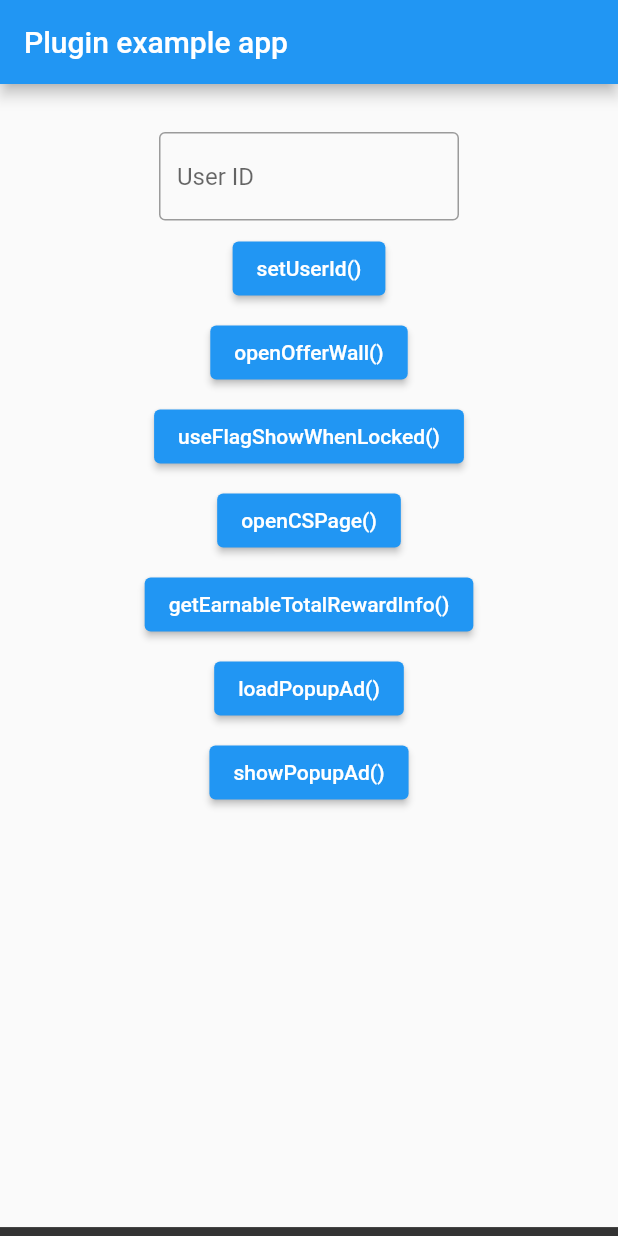
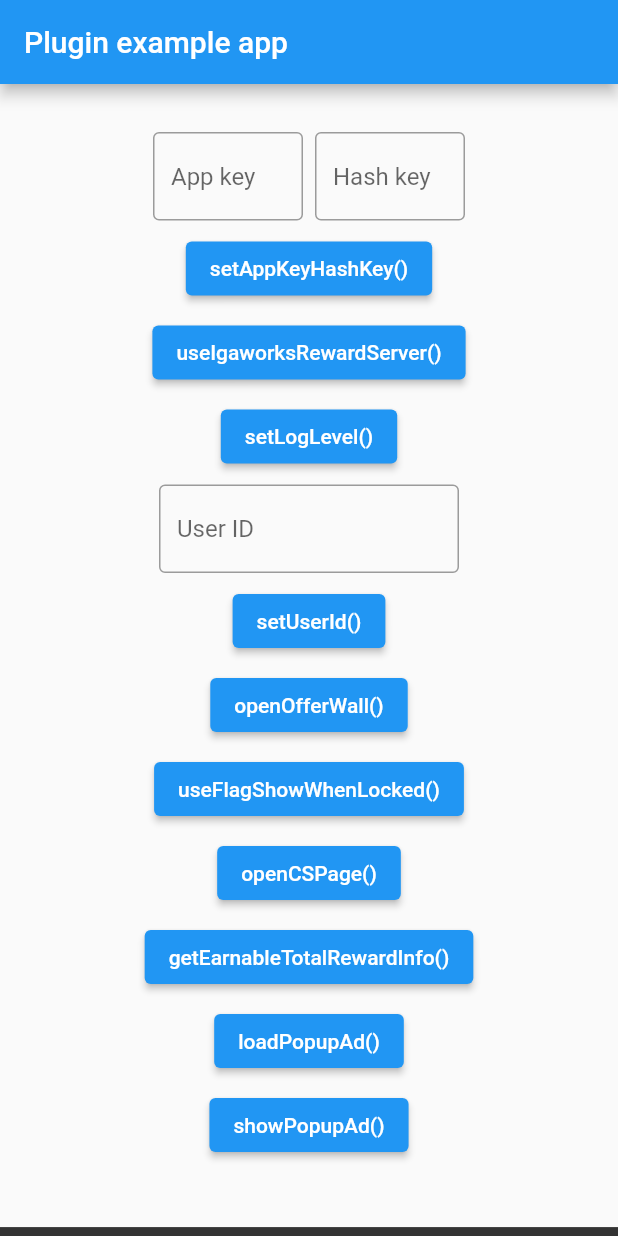
Before and after one commit to Crepay/adpopcorn_flutter_sdk, a Flutter app: the screen it shows after launch, after a tap on "useFlagShowWhenLocked()", on a phone screen of 412 x 824 dp. Run offline on Flutter 3.47's test engine with Material 2 defaults, Android fonts, the phone set to English and light mode, and no system bars; our stand-ins replace plugin_platform_interface.

Commit message:
Add 3 more methods

```diff
--- a/example/lib/main.dart
+++ b/example/lib/main.dart
@@ -1,6 +1,9 @@
 import 'dart:developer';
+import 'dart:io';
+import 'dart:math' as math;
 
 import 'package:adpopcorn_flutter_sdk/adpopcorn_offerwall.dart';
+import 'package:flutter/foundation.dart';
 import 'package:flutter/material.dart';
 
 void main() {
@@ -17,28 +20,42 @@ class MyApp extends StatefulWidget {
 class _MyAppState extends State<MyApp> {
   final GlobalKey<ScaffoldMessengerState> scaffoldMessengerKey =
       GlobalKey<ScaffoldMessengerState>();
+  final random = math.Random();
+  final textControllerAppKey = TextEditingController();
+  final textControllerHashKey = TextEditingController();
   final textControllerUserId = TextEditingController();
   String userId = '';
 
   @override
   void initState() {
     super.initState();
-    initEventListener();
+    if (Platform.isAndroid) {
+      initAndroid();
+    } else if (Platform.isIOS) {
+      initIOS();
+    }
   }
 
   @override
   void dispose() {
+    textControllerAppKey.dispose();
+    textControllerHashKey.dispose();
     textControllerUserId.dispose();
     super.dispose();
   }
 
-  void initEventListener() {
+  void initAndroid() {
     AdPopcornOfferwall.setOnAgreePrivacy(
         () => showSnackBar('onAgreePrivacy()'));
     AdPopcornOfferwall.setOnDisagreePrivacy(
         () => showSnackBar('onDisagreePrivacy()'));
     AdPopcornOfferwall.setOnClosedOfferWallPage(
         () => showSnackBar('onClosedOfferWallPage()'));
+  }
+
+  void initIOS() {
+    // AdPopcornOfferwall.setOnClosedOfferWallPage(
+    //     () => showSnackBar('onClosedOfferWallPage()'));
   }
 
   void showSnackBar(String text) {
@@ -67,6 +84,65 @@ class _MyAppState extends State<MyApp> {
                 mainAxisSize: MainAxisSize.max,
                 children: [
                   const SizedBox(height: 32),
+                  Row(
+                    mainAxisAlignment: MainAxisAlignment.center,
+                    children: [
+                      SizedBox(
+                        width: 100,
+                        child: TextFormField(
+                          controller: textControllerAppKey,
+                          decoration: const InputDecoration(
+                            border: OutlineInputBorder(),
+                            hintText: 'App key',
+                          ),
+                        ),
+                      ),
+                      const SizedBox(width: 8),
+                      SizedBox(
+                        width: 100,
+                        child: TextFormField(
+                          controller: textControllerHashKey,
+                          decoration: const InputDecoration(
+                            border: OutlineInputBorder(),
+                            hintText: 'Hash key',
+                          ),
+                        ),
+                      ),
+                    ],
+                  ),
+                  const SizedBox(height: 8),
+                  ElevatedButton(
+                    onPressed: () async {
+                      final appKey = textControllerAppKey.text;
+                      final hashKey = textControllerHashKey.text;
+                      log('setAppKeyHashKey() appKey=$appKey, hashKey=$hashKey');
+                      await AdPopcornOfferwall.setAppKeyHashKey(appKey, hashKey);
+                      showSnackBar('setAppKeyHashKey()');
+                    },
+                    child: const Text('setAppKeyHashKey()'),
+                  ),
+                  const SizedBox(height: 8),
+                  ElevatedButton(
+                    onPressed: () async {
+                      final flag = random.nextBool();
+                      log('useIgaworksRewardServer() flag=$flag');
+                      await AdPopcornOfferwall.useIgaworksRewardServer(flag);
+                      showSnackBar('useIgaworksRewardServer($flag)');
+                    },
+                    child: const Text('useIgaworksRewardServer()'),
+                  ),
+                  const SizedBox(height: 8),
+                  ElevatedButton(
+                    onPressed: () async {
+                      final index = random.nextInt(AdPopcornLogLevel.values.length);
+                      final level = AdPopcornLogLevel.values[index];
+                      log('setLogLevel() level=$level');
+                      await AdPopcornOfferwall.setLogLevel(level);
+                      showSnackBar('setLogLevel(${describeEnum(level)})');
+                    },
+                    child: const Text('setLogLevel()'),
+                  ),
+                  const SizedBox(height: 8),
                   SizedBox(
                     width: 200,
                     child: TextFormField(
@@ -98,9 +174,10 @@ class _MyAppState extends State<MyApp> {
                   const SizedBox(height: 8),
                   ElevatedButton(
                     onPressed: () async {
-                      log('useFlagShowWhenLocked()');
-                      await AdPopcornOfferwall.useFlagShowWhenLocked(false);
-                      showSnackBar('useFlagShowWhenLocked()');
+                      final flag = random.nextBool();
+                      log('useFlagShowWhenLocked() flag=$flag');
+                      await AdPopcornOfferwall.useFlagShowWhenLocked(flag);
+                      showSnackBar('useFlagShowWhenLocked($flag)');
                     },
                     child: const Text('useFlagShowWhenLocked()'),
                   ),
--- a/lib/adpopcorn_offerwall.dart
+++ b/lib/adpopcorn_offerwall.dart
@@ -1,8 +1,19 @@
 import 'src/adpopcorn_offerwall_platform.dart';
+
+export 'src/adpopcorn_offerwall_platform.dart' show AdPopcornLogLevel;
 
 class AdPopcornOfferwall {
   static Future<void> setAppKeyHashKey(String appKey, String hashKey) async {
-    return AdPopcornOfferwallPlatform.instance.setAppKeyHashKey(appKey, hashKey);
+    return AdPopcornOfferwallPlatform.instance
+        .setAppKeyHashKey(appKey, hashKey);
+  }
+
+  static Future<void> useIgaworksRewardServer(bool flag) async {
+    return AdPopcornOfferwallPlatform.instance.useIgaworksRewardServer(flag);
+  }
+
+  static Future<void> setLogLevel(AdPopcornLogLevel level) async {
+    return AdPopcornOfferwallPlatform.instance.setLogLevel(level);
   }
 
   static Future<void> setUserId(String userId) async {
--- a/lib/src/adpopcorn_offerwall_android.dart
+++ b/lib/src/adpopcorn_offerwall_android.dart
@@ -1,6 +1,3 @@
-import 'dart:developer';
-
-import 'package:flutter/foundation.dart';
 import 'package:flutter/services.dart';
 
 import 'adpopcorn_offerwall_platform.dart';
--- a/lib/src/adpopcorn_offerwall_ios.dart
+++ b/lib/src/adpopcorn_offerwall_ios.dart
@@ -1,12 +1,9 @@
-import 'dart:developer';
-
 import 'package:flutter/foundation.dart';
 import 'package:flutter/services.dart';
 
 import 'adpopcorn_offerwall_platform.dart';
 
 class AdPopcornOfferwallIOS extends AdPopcornOfferwallPlatform {
-
   final noArgListeners = <String, NoArgumentListener?>{};
   OnGetEarnableTotalRewardInfo? onGetEarnableTotalRewardInfo;
 
@@ -31,12 +28,28 @@ class AdPopcornOfferwallIOS extends AdPopcornOfferwallPlatform {
 
   @override
   Future<void> setAppKeyHashKey(String appKey, String hashKey) async {
-
+    return await invokeMethodAndHandleException('setAppKeyHashKey', {
+      'appKey': appKey,
+      'hashKey': hashKey,
+    });
   }
 
-    @override
+  @override
+  Future<void> useIgaworksRewardServer(bool flag) async {
+    return await invokeMethodAndHandleException(
+        'useIgaworksRewardServer', {'flag': flag});
+  }
+
+  @override
+  Future<void> setLogLevel(AdPopcornLogLevel level) async {
+    return await invokeMethodAndHandleException(
+        'setLogLevel', {'level': describeEnum(level)});
+  }
+
+  @override
   Future<void> setUserId(String userId) async {
-    return await invokeMethodAndHandleException('setUserId', {'userId': userId});
+    return await invokeMethodAndHandleException(
+        'setUserId', {'userId': userId});
   }
 
   @override
@@ -44,12 +57,10 @@ class AdPopcornOfferwallIOS extends AdPopcornOfferwallPlatform {
     return await invokeMethodAndHandleException('openOfferWall');
   }
 
-
   @override
   Future<void> getEarnableTotalRewardInfo(
       OnGetEarnableTotalRewardInfo callback) async {
     onGetEarnableTotalRewardInfo = callback;
     return await invokeMethodAndHandleException('getEarnableTotalRewardInfo');
   }
-
 }
--- a/lib/src/adpopcorn_offerwall_platform.dart
+++ b/lib/src/adpopcorn_offerwall_platform.dart
@@ -16,12 +16,16 @@ typedef PopupAdErrorListener = void Function(
 
 const channelName = 'adpopcorn_flutter_sdk';
 
+enum AdPopcornLogLevel {
+  info,
+  debug,
+  trace,
+}
+
 abstract class AdPopcornOfferwallPlatform extends PlatformInterface {
-
   static final Object _token = Object();
 
-  static final AdPopcornOfferwallPlatform instance =
-      _instanceByPlatform();
+  static final AdPopcornOfferwallPlatform instance = _instanceByPlatform();
 
   @protected
   final MethodChannel methodChannel = const MethodChannel(channelName);
@@ -43,7 +47,8 @@ abstract class AdPopcornOfferwallPlatform extends PlatformInterface {
   }
 
   @protected
-  Future<T?> invokeMethodAndHandleException<T>(String methodName, [dynamic arguments]) async {
+  Future<T?> invokeMethodAndHandleException<T>(String methodName,
+      [dynamic arguments]) async {
     try {
       return await methodChannel.invokeMethod<T>(methodName, arguments);
     } catch (e, s) {
@@ -54,6 +59,15 @@ abstract class AdPopcornOfferwallPlatform extends PlatformInterface {
 
   Future<void> setAppKeyHashKey(String appKey, String hashKey) async {
     throw UnimplementedError('setAppKeyHashKey() has not been implemented.');
+  }
+
+  Future<void> useIgaworksRewardServer(bool flag) async {
+    throw UnimplementedError(
+        'useIgaworksRewardServer() has not been implemented.');
+  }
+
+  Future<void> setLogLevel(AdPopcornLogLevel level) async {
+    throw UnimplementedError('setLogLevel() has not been implemented.');
   }
 
   Future<void> setUserId(String userId) {
```
Also changed, not shown: 1 other file.
